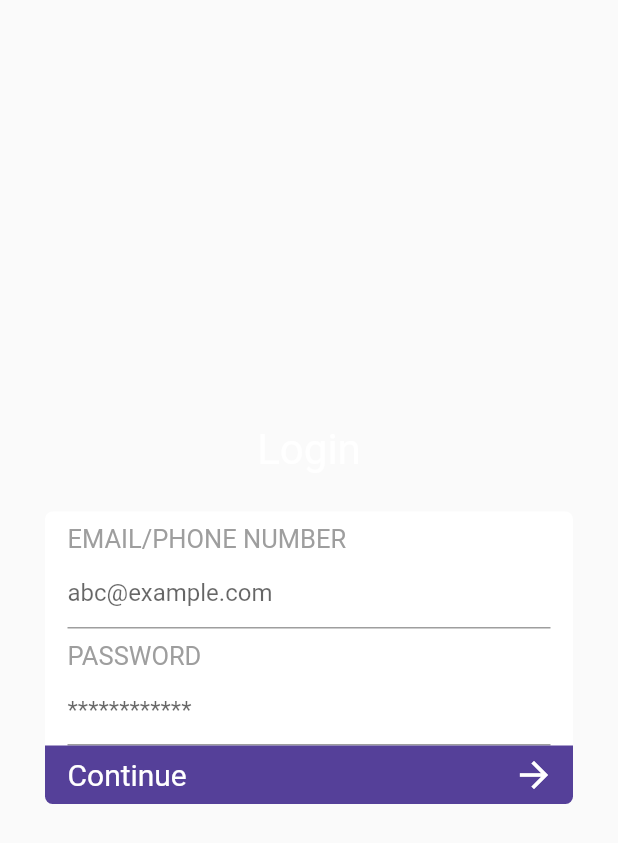
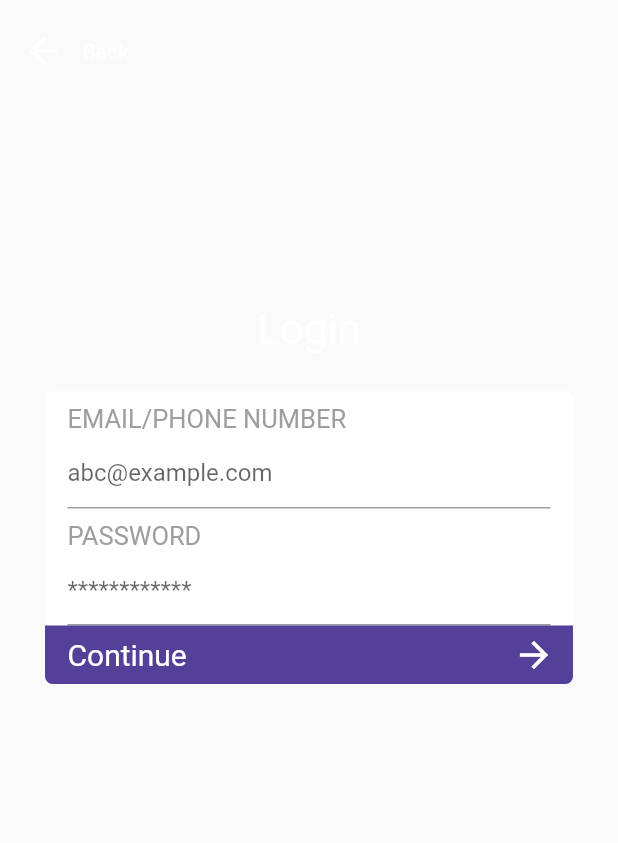
Before and after one commit to dhruvroytalukdar/rupi-frontend-development, a Flutter app: the LoginSection widget shown alone on an empty page, opened directly, on a phone screen of 412 x 824 dp. Shown: the top 843 px of the screen. Run offline on Flutter 3.47's test engine with Material 2 defaults, Android fonts, the phone set to English and light mode, and no system bars.

Commit message:
connected both welcome and login screens

```diff
--- a/lib/components/login_screen/login_section.dart
+++ b/lib/components/login_screen/login_section.dart
@@ -13,6 +13,41 @@ class LoginSection extends StatelessWidget {
       width:double.infinity,
 
       child:Column(
+        children: [
+          Row(
+            children: [
+              GestureDetector(
+                // Go back
+                onTap: (){
+                  Navigator.pop(context);
+                },
+                child: Padding(
+                  padding: const EdgeInsets.symmetric(vertical:20.0,horizontal: 15.0),
+                  child: Row(
+                    children: const [
+                      Icon(
+                        Icons.arrow_back,
+                        color: Colors.white,
+                        size: 28.0,
+                        semanticLabel: 'Go back',
+                      ),
+                      SizedBox(
+                        width:12,
+                      ),
+                      Text(
+                        "Back",
+                        style: TextStyle(
+                          color: Colors.white,
+                        ),
+                      ),
+                    ],
+                  ),
+                ),
+              ),
+            ],
+          ),
+          const SizedBox(height:135.0),
+          Column(
             mainAxisAlignment: MainAxisAlignment.center,
             crossAxisAlignment: CrossAxisAlignment.center,
             children: [
@@ -111,6 +146,8 @@ class LoginSection extends StatelessWidget {
               )
             ],
           ),
+        ],
+      ),
     );
   }
 }
--- a/lib/main.dart
+++ b/lib/main.dart
@@ -19,7 +19,11 @@ class MyApp extends StatelessWidget {
         fontFamily: 'Roboto',
         primarySwatch: Colors.blue,
       ),
-      home: const LoginScreen(),
+      initialRoute: '/home',
+      routes: {
+        '/home': (context) => const WelcomeScreen(),
+        '/login':(context)=> const LoginScreen(),
+      },
     );
   }
 }
```
Also changed, not shown: lib/components/welcome_screen/content_section.dart (+8 -1 lines). Lines whose indentation alone changed are shown as unchanged.
